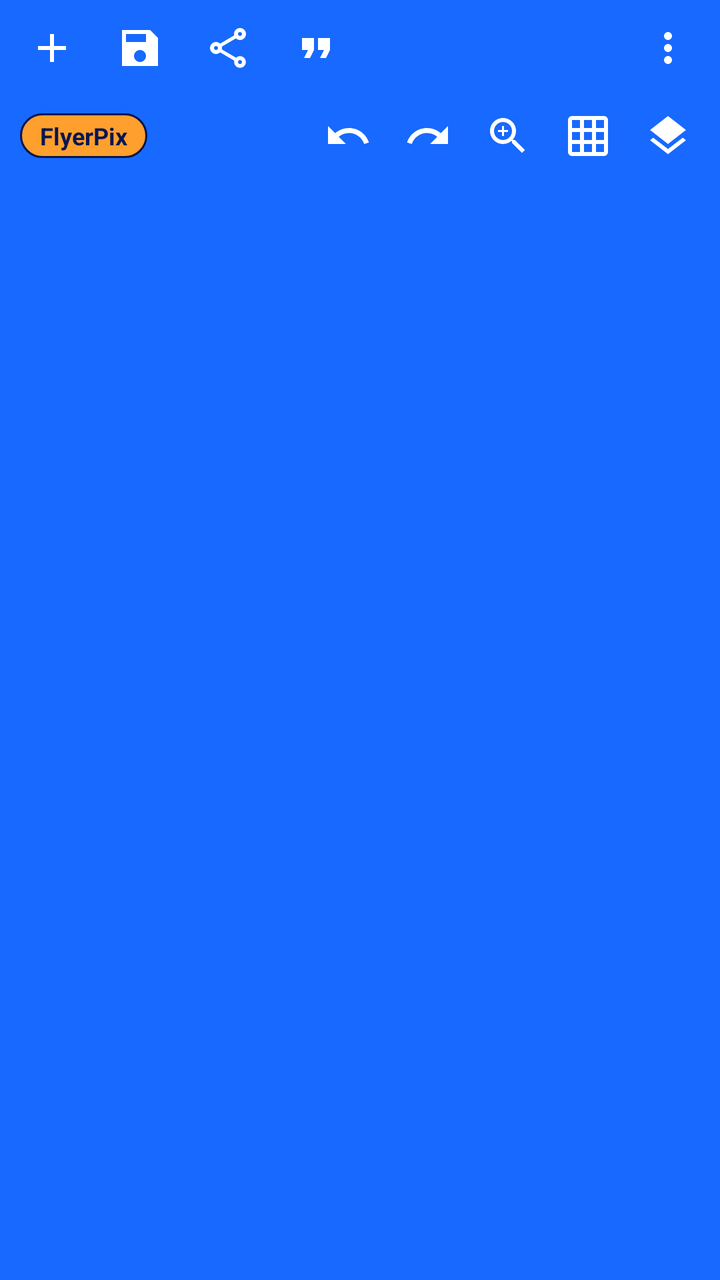
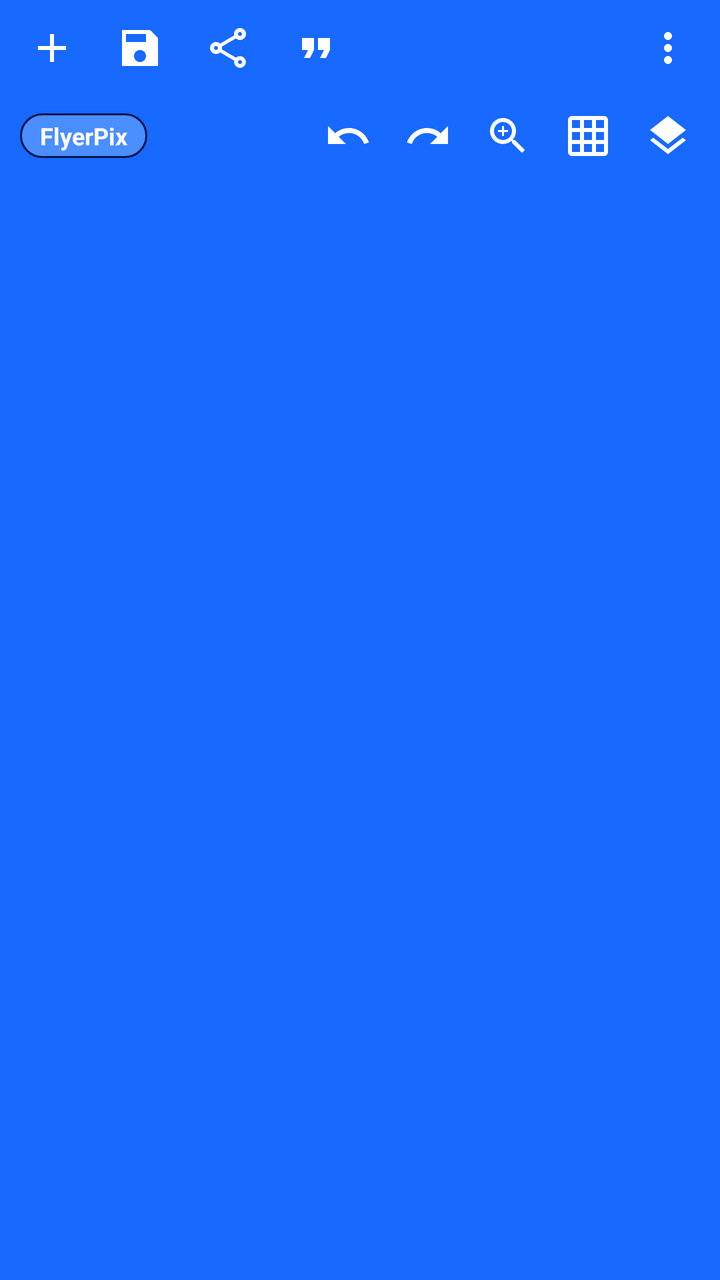

The first picture is an Android layout as it rendered before a commit; the second is the same layout after the commit. The layout source and the unified diff follow.
<!-- AndroidManifest.xml: application theme AppTheme -->
<!-- res/layout/layout_authentic_top_bar.xml -->
<?xml version="1.0" encoding="utf-8"?>
<LinearLayout xmlns:android="http://schemas.android.com/apk/res/android"
    xmlns:app="http://schemas.android.com/apk/res-auto"
    android:id="@+id/authenticTopBarContainer"
    android:layout_width="match_parent"
    android:layout_height="wrap_content"
    android:background="@color/header_primary"
    android:elevation="6dp"
    android:orientation="vertical">

    
    <LinearLayout
        android:id="@+id/topBarRow1"
        android:layout_width="match_parent"
        android:layout_height="48dp"
        android:background="@color/header_primary"
        android:gravity="center_vertical"
        android:orientation="horizontal"
        android:paddingHorizontal="4dp">

        <ImageButton
            android:id="@+id/btnTopAdd"
            android:layout_width="44dp"
            android:layout_height="44dp"
            android:background="?attr/selectableItemBackgroundBorderless"
            android:contentDescription="Tambah Objek"
            android:src="@drawable/ic_add_24px"
            app:tint="@android:color/white" />

        <ImageButton
            android:id="@+id/btnTopSave"
            android:layout_width="44dp"
            android:layout_height="44dp"
            android:background="?attr/selectableItemBackgroundBorderless"
            android:contentDescription="Simpan"
            android:src="@drawable/ic_sharp_save_24px"
            app:tint="@android:color/white" />

        <ImageButton
            android:id="@+id/btnTopShare"
            android:layout_width="44dp"
            android:layout_height="44dp"
            android:background="?attr/selectableItemBackgroundBorderless"
            android:contentDescription="Bagikan"
            android:src="@drawable/ic_outline_share_24px"
            app:tint="@android:color/white" />

        <ImageButton
            android:id="@+id/btnTopQuotes"
            android:layout_width="44dp"
            android:layout_height="44dp"
            android:background="?attr/selectableItemBackgroundBorderless"
            android:contentDescription="Kutipan"
            android:src="@drawable/ic_format_quote_24px"
            app:tint="@android:color/white" />

        <View
            android:layout_width="0dp"
            android:layout_height="1dp"
            android:layout_weight="1" />

        <ImageButton
            android:id="@+id/btnTopOverflow"
            android:layout_width="44dp"
            android:layout_height="44dp"
            android:background="?attr/selectableItemBackgroundBorderless"
            android:contentDescription="Menu Lainnya"
            android:src="@drawable/ic_more_vert_24px"
            app:tint="@android:color/white" />
    </LinearLayout>

    
    <LinearLayout
        android:id="@+id/topBarRow2"
        android:layout_width="match_parent"
        android:layout_height="40dp"
        android:background="@color/header_primary"
        android:gravity="center_vertical"
        android:orientation="horizontal"
        android:paddingHorizontal="6dp">

        <TextView
            android:id="@+id/tvPixelLabBadge"
            android:layout_width="wrap_content"
            android:layout_height="wrap_content"
            android:layout_marginStart="4dp"
            android:background="@drawable/bg_pixellab_badge"
            android:text="FlyerPix"
            android:textColor="@color/brand_navy"
            android:textSize="12sp"
            android:textStyle="bold" />

        <View
            android:layout_width="0dp"
            android:layout_height="1dp"
            android:layout_weight="1" />

        <ImageButton
            android:id="@+id/btnTopUndo"
            android:layout_width="40dp"
            android:layout_height="40dp"
            android:background="?attr/selectableItemBackgroundBorderless"
            android:contentDescription="Undo"
            android:src="@drawable/ic_sharp_undo_24px"
            app:tint="@android:color/white" />

        <ImageButton
            android:id="@+id/btnTopRedo"
            android:layout_width="40dp"
            android:layout_height="40dp"
            android:background="?attr/selectableItemBackgroundBorderless"
            android:contentDescription="Redo"
            android:src="@drawable/ic_sharp_redo_24px"
            app:tint="@android:color/white" />

        <LinearLayout
            android:id="@+id/topZoomControls"
            android:layout_width="wrap_content"
            android:layout_height="40dp"
            android:gravity="center_vertical"
            android:orientation="horizontal">

            <ImageButton
                android:id="@+id/btnTopZoom"
                android:layout_width="40dp"
                android:layout_height="40dp"
                android:background="?attr/selectableItemBackgroundBorderless"
                android:contentDescription="Buka kontrol zoom"
                android:src="@drawable/ic_zoom_in_24px"
                app:tint="@android:color/white" />

            <ImageButton
                android:id="@+id/btnTopZoomOut"
                android:layout_width="40dp"
                android:layout_height="40dp"
                android:background="?attr/selectableItemBackgroundBorderless"
                android:contentDescription="Perkecil zoom canvas"
                android:src="@drawable/ic_zoom_out_24px"
                android:visibility="gone"
                app:tint="@android:color/white" />

            <TextView
                android:id="@+id/tvTopZoomLabel"
                android:layout_width="52dp"
                android:layout_height="28dp"
                android:layout_marginStart="4dp"
                android:layout_marginEnd="4dp"
                android:background="@drawable/bg_pixellab_badge"
                android:gravity="center"
                android:text="100%"
                android:textColor="@android:color/white"
                android:textSize="11sp"
                android:textStyle="bold"
                android:visibility="gone" />

            <ImageButton
                android:id="@+id/btnTopZoomIn"
                android:layout_width="40dp"
                android:layout_height="40dp"
                android:background="?attr/selectableItemBackgroundBorderless"
                android:contentDescription="Perbesar zoom canvas"
                android:src="@drawable/ic_zoom_in_24px"
                android:visibility="gone"
                app:tint="@android:color/white" />
        </LinearLayout>

        <ImageButton
            android:id="@+id/btnTopGrid"
            android:layout_width="40dp"
            android:layout_height="40dp"
            android:background="?attr/selectableItemBackgroundBorderless"
            android:contentDescription="Grid"
            android:src="@drawable/ic_grid_on_24px"
            app:tint="@android:color/white" />

        <ImageButton
            android:id="@+id/btnTopLayers"
            android:layout_width="40dp"
            android:layout_height="40dp"
            android:background="?attr/selectableItemBackgroundBorderless"
            android:contentDescription="Layers"
            android:src="@drawable/ic_layers_24px"
            app:tint="@android:color/white" />
    </LinearLayout>

</LinearLayout>
<!-- resources referenced by this layout -->
<resources>
  <color name="brand_navy">#07164F</color>
  <color name="header_primary">#1769FF</color>
  <!-- drawable bg_pixellab_badge (drawable) -->
  <?xml version="1.0" encoding="utf-8"?>
  <shape xmlns:android="http://schemas.android.com/apk/res/android"
      android:shape="rectangle">
      <solid android:color="@color/brand_orange" />
      <corners android:radius="14dp" />
      <stroke
          android:width="1dp"
          android:color="@color/brand_navy" />
      <padding
          android:left="10dp"
          android:top="3dp"
          android:right="10dp"
          android:bottom="3dp" />
  </shape>
  <color name="brand_orange">#FF9F2D</color>
  <color name="white">#fff</color>
  <color name="black">#000</color>
  <color name="brand_blue">#1769FF</color>
  <color name="gray">#616161</color>
  <style name="AppBottomNavigation" parent="Widget.MaterialComponents.BottomNavigationView.Colored">
  
      </style>
  <style name="ButtonText" parent="TextAppearance.MaterialComponents.Button">
          <item name="fontFamily">@font/raleway_semibold</item>
      </style>
  <style name="Body1Text" parent="TextAppearance.MaterialComponents.Body1">
          <item name="fontFamily">@font/raleway_semibold</item>
      </style>
  <style name="Body2Text" parent="TextAppearance.MaterialComponents.Body2">
          <item name="fontFamily">@font/raleway_semibold</item>
      </style>
  <style name="CaptionText" parent="TextAppearance.MaterialComponents.Caption">
          <item name="fontFamily">@font/raleway_semibold</item>
      </style>
  <style name="Headline4Text" parent="TextAppearance.MaterialComponents.Headline6">
          <item name="fontFamily">@font/raleway_semibold</item>
      </style>
  <style name="Headline5Text" parent="TextAppearance.MaterialComponents.Headline6">
          <item name="fontFamily">@font/raleway_semibold</item>
      </style>
  <style name="Headline6Text" parent="TextAppearance.MaterialComponents.Headline6">
          <item name="fontFamily">@font/raleway_semibold</item>
      </style>
  <style name="AppFloatingActionButton" parent="Widget.MaterialComponents.FloatingActionButton">
          <item name="shapeAppearanceOverlay">@style/FloatingActionButton</item>
      </style>
  <style name="SmallComponent" parent="ShapeAppearance.MaterialComponents.SmallComponent">
          <item name="cornerFamily">cut</item>
          <item name="cornerSize">0dp</item>
      </style>
  <style name="MediumComponent" parent="ShapeAppearance.MaterialComponents.MediumComponent">
          <item name="cornerFamily">cut</item>
          <item name="cornerSize">0dp</item>
      </style>
  <style name="LargeComponent" parent="ShapeAppearance.MaterialComponents.LargeComponent">
          <item name="cornerFamily">cut</item>
          <item name="cornerSize">0dp</item>
      </style>
  <style name="FloatingActionButton" parent="ShapeAppearanceOverlay.MaterialComponents.FloatingActionButton">
      </style>
  <!-- unchanged entries left out for length: 14 -->
</resources>

<!-- the commit's change to res/layout/layout_authentic_top_bar.xml (unified diff, before → after) -->
@@ -86,9 +86,32 @@
             android:layout_marginStart="4dp"
             android:background="@drawable/bg_pixellab_badge"
             android:text="FlyerPix"
-            android:textColor="@color/brand_navy"
+            android:textColor="@android:color/white"
             android:textSize="12sp"
             android:textStyle="bold" />
+
+        
+        <ImageButton
+            android:id="@+id/btnTopEditText"
+            android:layout_width="40dp"
+            android:layout_height="40dp"
+            android:layout_marginStart="4dp"
+            android:background="?attr/selectableItemBackgroundBorderless"
+            android:contentDescription="Edit Text"
+            android:src="@drawable/ic_edit_24px"
+            android:visibility="gone"
+            app:tint="@android:color/white" />
+
+        
+        <ImageButton
+            android:id="@+id/btnTopDeleteText"
+            android:layout_width="40dp"
+            android:layout_height="40dp"
+            android:background="?attr/selectableItemBackgroundBorderless"
+            android:contentDescription="Delete Text"
+            android:src="@drawable/ic_delete_24px"
+            android:visibility="gone"
+            app:tint="@android:color/white" />
 
         <View
             android:layout_width="0dp"
<!-- resource entries referenced after the edit -->
@@ -6,7 +6,7 @@
   <?xml version="1.0" encoding="utf-8"?>
   <shape xmlns:android="http://schemas.android.com/apk/res/android"
       android:shape="rectangle">
-      <solid android:color="@color/brand_orange" />
+      <solid android:color="@color/header_secondary" />
       <corners android:radius="14dp" />
       <stroke
           android:width="1dp"
@@ -17,7 +17,27 @@
           android:right="10dp"
           android:bottom="3dp" />
   </shape>
-  <color name="brand_orange">#FF9F2D</color>
+  <!-- drawable ic_delete_24px (drawable) -->
+  <vector xmlns:android="http://schemas.android.com/apk/res/android"
+      android:width="24dp"
+      android:height="24dp"
+      android:viewportWidth="24"
+      android:viewportHeight="24">
+    <path
+        android:fillColor="#FFFFFFFF"
+        android:pathData="M6,19c0,1.1 0.9,2 2,2h8c1.1,0 2,-0.9 2,-2V7H6v12zM19,4h-3.5l-1,-1h-5l-1,1H5v2h14V4z"/>
+  </vector>
+  <!-- drawable ic_edit_24px (drawable) -->
+  <vector xmlns:android="http://schemas.android.com/apk/res/android"
+      android:width="24dp"
+      android:height="24dp"
+      android:viewportWidth="24"
+      android:viewportHeight="24">
+    <path
+        android:fillColor="@android:color/white"
+        android:pathData="M3,17.25V21h3.75L17.81,9.94l-3.75,-3.75L3,17.25zM20.71,7.04c0.39,-0.39 0.39,-1.02 0,-1.41l-2.34,-2.34c-0.39,-0.39 -1.02,-0.39 -1.41,0l-1.83,1.83 3.75,3.75 1.83,-1.83z"/>
+  </vector>
+  <color name="header_secondary">#4A8EFF</color>
   <color name="white">#fff</color>
   <color name="black">#000</color>
   <color name="brand_blue">#1769FF</color>
